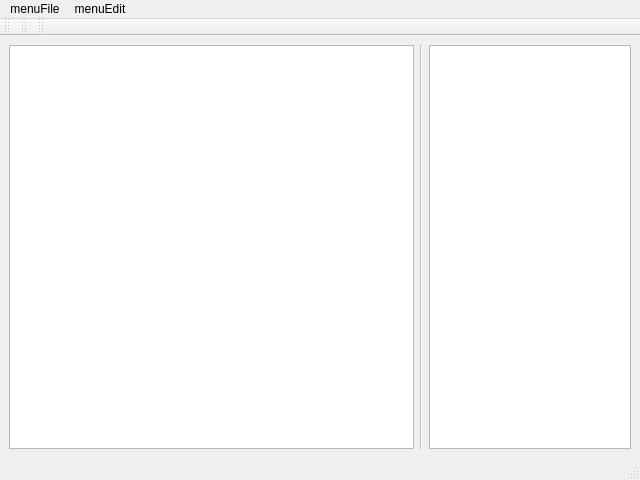
Old version of the form Ui/Main.ui in the repository ADM228/M7TE.
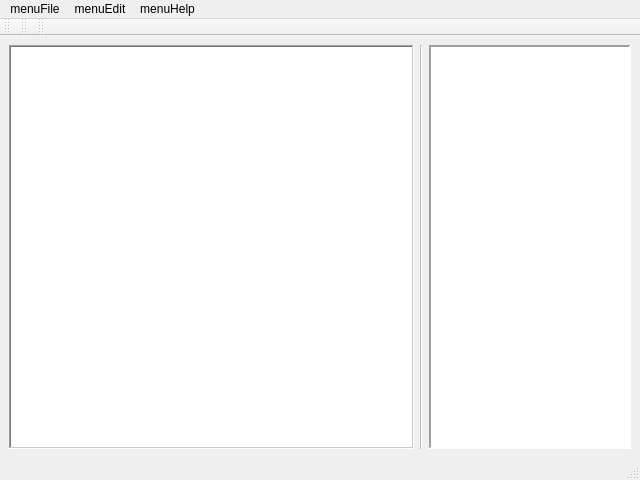
New version of the form. Icons and pictures are not drawn.

What changed in the file:
```diff
--- a/Ui/Main.ui
+++ b/Ui/Main.ui
@@ -24,13 +24,55 @@
   <widget class="QWidget" name="centralwidget">
    <layout class="QHBoxLayout" name="horizontalLayout">
     <item>
-     <widget class="QGraphicsView" name="graphicsView">
+     <widget class="QFrame" name="frame">
       <property name="sizePolicy">
        <sizepolicy hsizetype="Expanding" vsizetype="Expanding">
         <horstretch>2</horstretch>
         <verstretch>0</verstretch>
        </sizepolicy>
       </property>
+      <property name="frameShape">
+       <enum>QFrame::NoFrame</enum>
+      </property>
+      <property name="frameShadow">
+       <enum>QFrame::Raised</enum>
+      </property>
+      <layout class="QHBoxLayout" name="horizontalLayout_2">
+       <property name="spacing">
+        <number>0</number>
+       </property>
+       <property name="leftMargin">
+        <number>0</number>
+       </property>
+       <property name="topMargin">
+        <number>0</number>
+       </property>
+       <property name="rightMargin">
+        <number>0</number>
+       </property>
+       <property name="bottomMargin">
+        <number>0</number>
+       </property>
+       <item>
+        <widget class="QGraphicsView" name="graphicsView">
+         <property name="sizePolicy">
+          <sizepolicy hsizetype="Ignored" vsizetype="Ignored">
+           <horstretch>2</horstretch>
+           <verstretch>0</verstretch>
+          </sizepolicy>
+         </property>
+         <property name="frameShape">
+          <enum>QFrame::WinPanel</enum>
+         </property>
+         <property name="frameShadow">
+          <enum>QFrame::Sunken</enum>
+         </property>
+         <property name="lineWidth">
+          <number>2</number>
+         </property>
+        </widget>
+       </item>
+      </layout>
      </widget>
     </item>
     <item>
@@ -50,13 +92,55 @@
      </widget>
     </item>
     <item>
-     <widget class="QGraphicsView" name="graphicsView_5">
+     <widget class="QFrame" name="frame_2">
       <property name="sizePolicy">
        <sizepolicy hsizetype="Expanding" vsizetype="Expanding">
         <horstretch>1</horstretch>
         <verstretch>0</verstretch>
        </sizepolicy>
       </property>
+      <property name="frameShape">
+       <enum>QFrame::NoFrame</enum>
+      </property>
+      <property name="frameShadow">
+       <enum>QFrame::Raised</enum>
+      </property>
+      <layout class="QHBoxLayout" name="horizontalLayout_3">
+       <property name="spacing">
+        <number>0</number>
+       </property>
+       <property name="leftMargin">
+        <number>0</number>
+       </property>
+       <property name="topMargin">
+        <number>0</number>
+       </property>
+       <property name="rightMargin">
+        <number>0</number>
+       </property>
+       <property name="bottomMargin">
+        <number>0</number>
+       </property>
+       <item>
+        <widget class="QGraphicsView" name="graphicsView_5">
+         <property name="sizePolicy">
+          <sizepolicy hsizetype="Ignored" vsizetype="Ignored">
+           <horstretch>1</horstretch>
+           <verstretch>0</verstretch>
+          </sizepolicy>
+         </property>
+         <property name="frameShape">
+          <enum>QFrame::Panel</enum>
+         </property>
+         <property name="lineWidth">
+          <number>2</number>
+         </property>
+         <property name="midLineWidth">
+          <number>0</number>
+         </property>
+        </widget>
+       </item>
+      </layout>
      </widget>
     </item>
    </layout>
@@ -124,8 +208,17 @@
     <addaction name="menuEditUndo"/>
     <addaction name="menuEditRedo"/>
    </widget>
+   <widget class="QMenu" name="menuHelp">
+    <property name="title">
+     <string>menuHelp</string>
+    </property>
+    <addaction name="menuHelpReadme"/>
+    <addaction name="separator"/>
+    <addaction name="menuHelpAbout"/>
+   </widget>
    <addaction name="menuFile"/>
    <addaction name="menuEdit"/>
+   <addaction name="menuHelp"/>
   </widget>
   <widget class="QStatusBar" name="statusbar"/>
   <widget class="QToolBar" name="toolBar">
```
Left out of the diff: 19 changed lines with no effect on the pictures.
